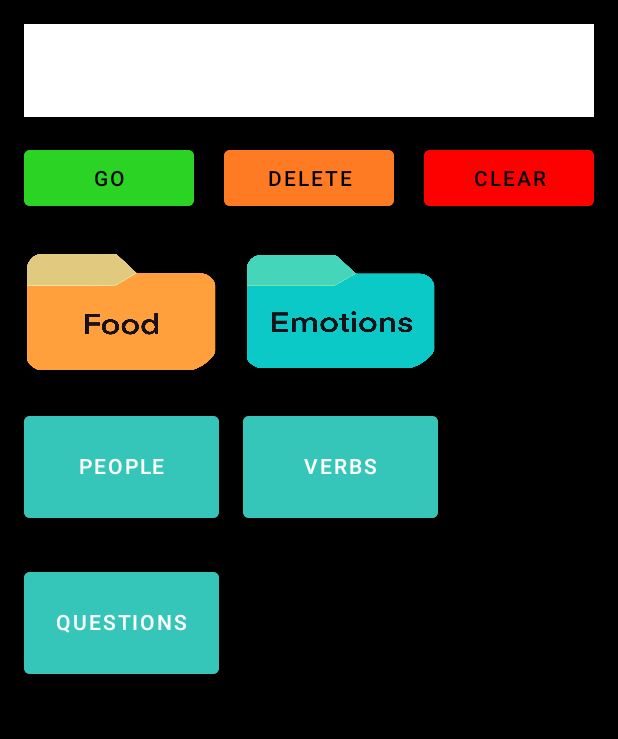
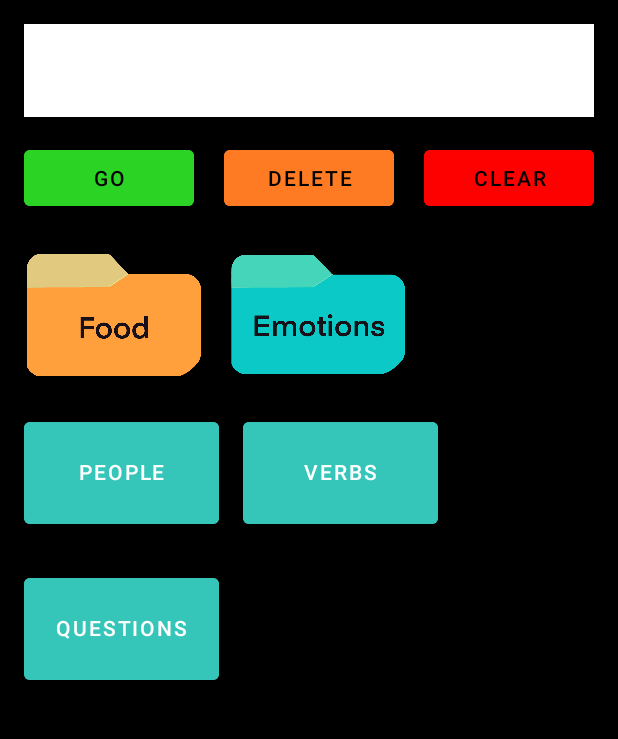
Before and after one commit to alliburgan/VocalRepos, an Android app: the screen it shows after launch (MainActivity), on a phone screen of 412 x 824 dp, the part 84-823 px from its top. Run offline under Robolectric (Android 15) with nearby library versions, the phone set to English and light mode, and no system bars.

Commit message:
made backgrounds black

```diff
--- a/app/src/main/res/layout-land/activity_emotions_land.xml
+++ b/app/src/main/res/layout-land/activity_emotions_land.xml
@@ -4,6 +4,8 @@
     xmlns:tools="http://schemas.android.com/tools"
     android:layout_width="match_parent"
     android:layout_height="match_parent"
+    android:background="#000000"
+    android:backgroundTint="#000000"
     tools:context=".EmotionsActivity"
     tools:ignore="MissingDefaultResource">
 
--- a/app/src/main/res/layout-land/activity_food_land.xml
+++ b/app/src/main/res/layout-land/activity_food_land.xml
@@ -5,6 +5,7 @@
     android:id="@+id/Constraint"
     android:layout_width="match_parent"
     android:layout_height="match_parent"
+    android:backgroundTint="#000000"
     android:background="#000000"
     tools:context=".FoodActivity">
 
--- a/app/src/main/res/layout-land/activity_main_land.xml
+++ b/app/src/main/res/layout-land/activity_main_land.xml
@@ -8,7 +8,11 @@
     android:backgroundTint="#000000"
     android:foregroundGravity="fill_horizontal"
     tools:context=".MainActivity"
-    tools:ignore="MissingDefaultResource">
+    tools:ignore="MissingDefaultResource"
+    xmlns:xsi="http://www.w3.org/2001/XMLSchema-instance"
+    xsi:schemaLocation="http://schemas.android.com/apk/res/android
+http://schemas.android.com/apk/res-auto
+http://schemas.android.com/tools ">
 
     <TextView
         android:id="@+id/txtSentenceFood"
--- a/app/src/main/res/layout-land/activity_questions_land.xml
+++ b/app/src/main/res/layout-land/activity_questions_land.xml
@@ -4,6 +4,8 @@
     xmlns:tools="http://schemas.android.com/tools"
     android:layout_width="match_parent"
     android:layout_height="match_parent"
+    android:background="#000000"
+    android:backgroundTint="#000000"
     tools:context=".QuestionsActivity">
 
 </androidx.constraintlayout.widget.ConstraintLayout>
--- a/app/src/main/res/layout-land/activity_verbs_land.xml
+++ b/app/src/main/res/layout-land/activity_verbs_land.xml
@@ -4,6 +4,8 @@
     xmlns:tools="http://schemas.android.com/tools"
     android:layout_width="match_parent"
     android:layout_height="match_parent"
+    android:background="#000000"
+    android:backgroundTint="#000000"
     tools:context=".VerbsActivity">
 
 </androidx.constraintlayout.widget.ConstraintLayout>
--- a/app/src/main/res/layout/activity_main.xml
+++ b/app/src/main/res/layout/activity_main.xml
@@ -84,8 +84,8 @@
 
     <Button
         android:id="@+id/btnFood"
-        android:layout_width="130dp"
-        android:layout_height="80dp"
+        android:layout_width="120dp"
+        android:layout_height="84dp"
         android:layout_marginStart="16dp"
         android:layout_marginTop="24dp"
         android:backgroundTint="#000000"
@@ -98,8 +98,8 @@
 
     <Button
         android:id="@+id/btnEmotions"
-        android:layout_width="130dp"
-        android:layout_height="80dp"
+        android:layout_width="120dp"
+        android:layout_height="84dp"
         android:layout_marginStart="16dp"
         android:backgroundTint="#000000"
         android:foreground="@drawable/emotions"
```
